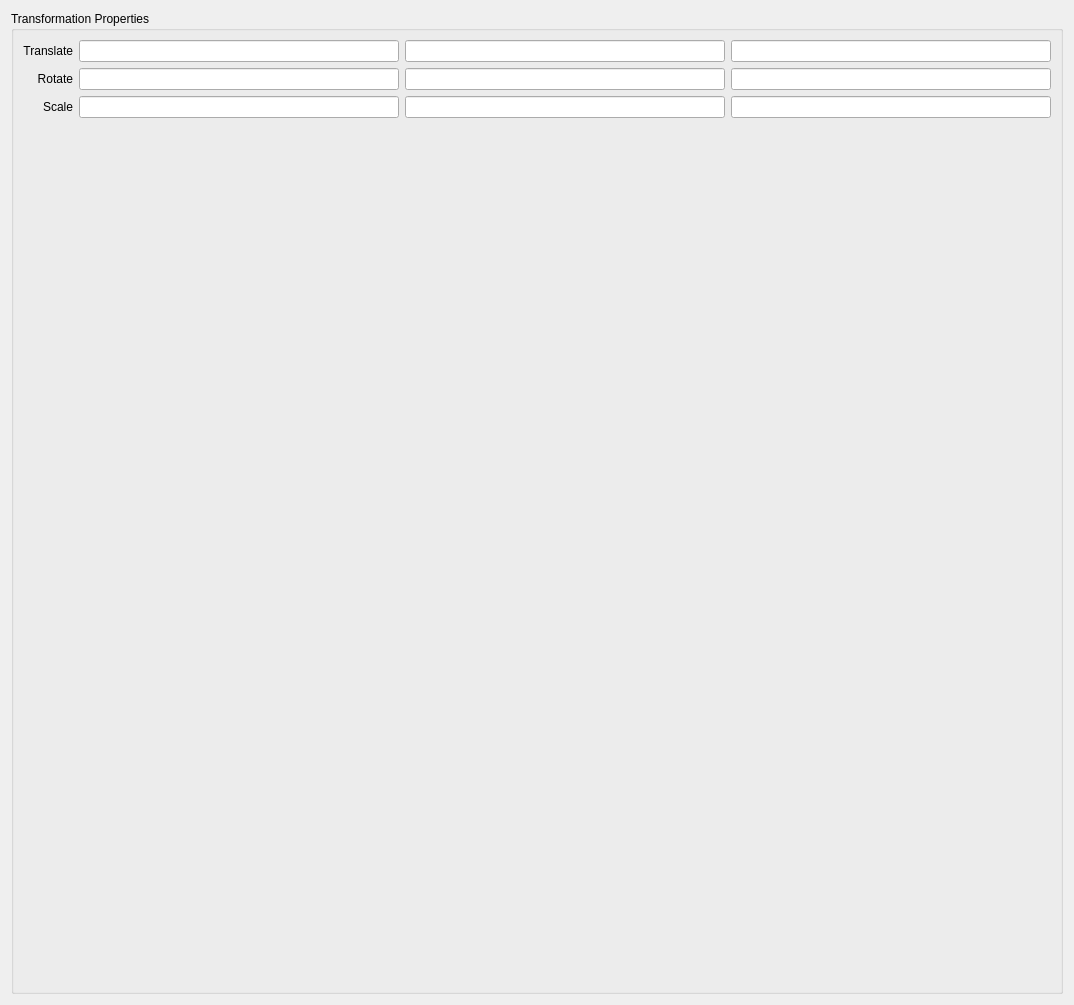
Old version of the form Display/TransformationNodeGUI.ui in the repository OpenEngineDK/extensions-Qt.
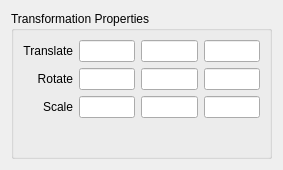
New version of the form.

What changed in the file:
```diff
--- a/Display/TransformationNodeGUI.ui
+++ b/Display/TransformationNodeGUI.ui
@@ -1,12 +1,12 @@
 <ui version="4.0" >
  <class>TransformationNodeGUI</class>
- <widget class="QWidget" name="TransformationNodeGUI" >
-  <property name="geometry" >
+ <widget class="QWidget" name="TransformationNodeGUI">
+  <property name="geometry">
    <rect>
     <x>0</x>
     <y>0</y>
-    <width>1074</width>
-    <height>1005</height>
+    <width>283</width>
+    <height>170</height>
    </rect>
   </property>
   <property name="windowTitle" >
```
Left out of the diff: 109 changed lines with no effect on the pictures.
